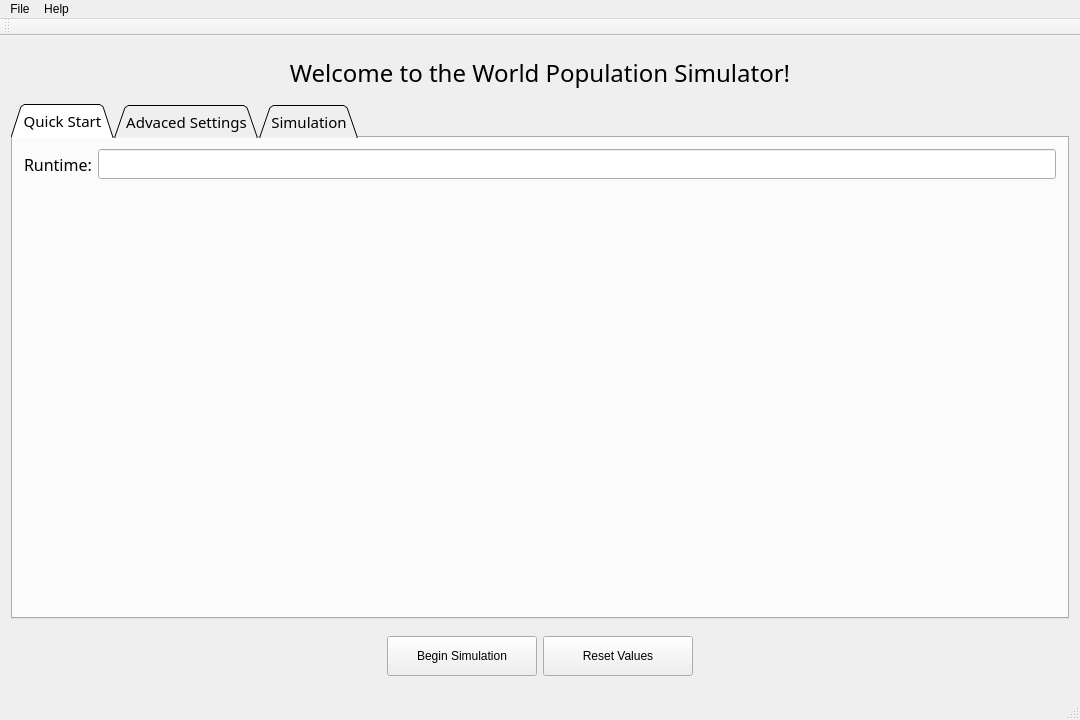
yfedas21/WorldPopulationSimulator, file WorldPopulationSimulator/mainwindow.ui: the form before one commit.
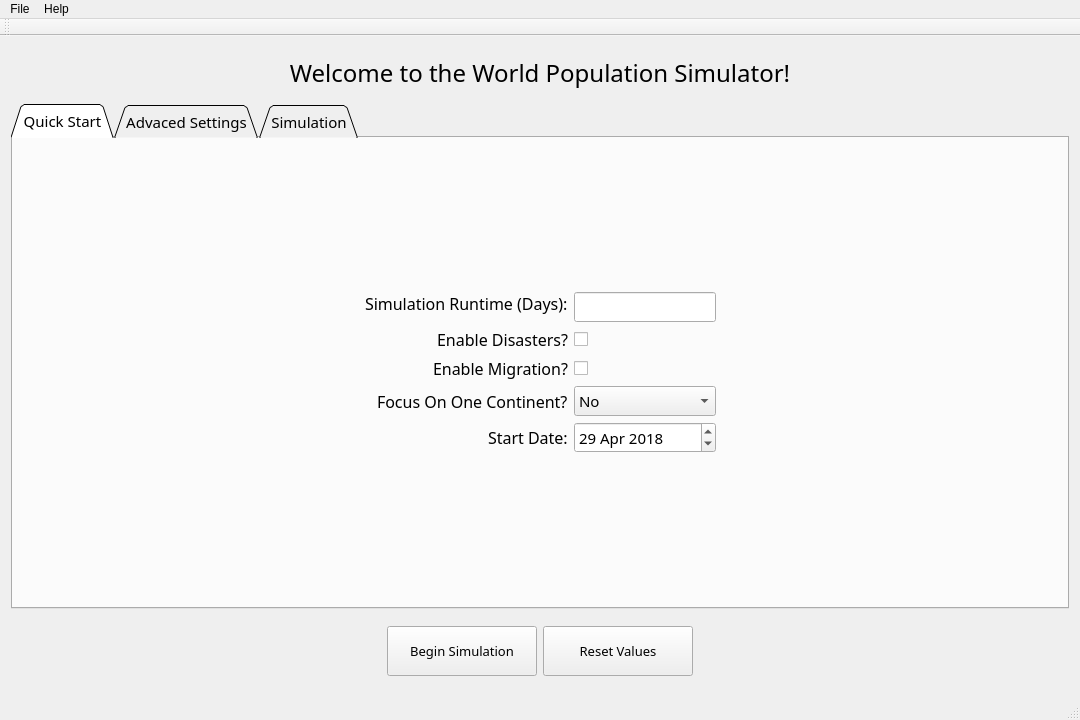
The form after the commit. The open tabs and pages were chosen to show the change.

Commit message:
Updated Input Fields and Layout
No links to specific data yet

```diff
--- a/WorldPopulationSimulator/mainwindow.ui
+++ b/WorldPopulationSimulator/mainwindow.ui
@@ -126,22 +126,275 @@
        </attribute>
        <layout class="QVBoxLayout" name="verticalLayout_2">
         <item>
-         <layout class="QFormLayout" name="formLayout">
-          <item row="0" column="0">
-           <widget class="QLabel" name="label">
-            <property name="font">
-             <font>
-              <family>Simplex_IV50</family>
-              <pointsize>12</pointsize>
-             </font>
-            </property>
-            <property name="text">
-             <string>Runtime:</string>
-            </property>
-           </widget>
-          </item>
-          <item row="0" column="1">
-           <widget class="QLineEdit" name="textbox_runtime"/>
+         <layout class="QVBoxLayout" name="verticalLayout_5">
+          <item>
+           <layout class="QHBoxLayout" name="horizontalLayout_2">
+            <item>
+             <spacer name="horizontalSpacer_2">
+              <property name="orientation">
+               <enum>Qt::Horizontal</enum>
+              </property>
+              <property name="sizeHint" stdset="0">
+               <size>
+                <width>40</width>
+                <height>20</height>
+               </size>
+              </property>
+             </spacer>
+            </item>
+            <item>
+             <layout class="QVBoxLayout" name="verticalLayout_6">
+              <item>
+               <spacer name="verticalSpacer_2">
+                <property name="orientation">
+                 <enum>Qt::Vertical</enum>
+                </property>
+                <property name="sizeHint" stdset="0">
+                 <size>
+                  <width>20</width>
+                  <height>40</height>
+                 </size>
+                </property>
+               </spacer>
+              </item>
+              <item>
+               <layout class="QFormLayout" name="formLayout">
+                <property name="labelAlignment">
+                 <set>Qt::AlignBottom|Qt::AlignRight|Qt::AlignTrailing</set>
+                </property>
+                <property name="formAlignment">
+                 <set>Qt::AlignLeading|Qt::AlignLeft|Qt::AlignTop</set>
+                </property>
+                <item row="0" column="0">
+                 <widget class="QLabel" name="label">
+                  <property name="sizePolicy">
+                   <sizepolicy hsizetype="Fixed" vsizetype="Fixed">
+                    <horstretch>1</horstretch>
+                    <verstretch>0</verstretch>
+                   </sizepolicy>
+                  </property>
+                  <property name="font">
+                   <font>
+                    <family>Simplex_IV50</family>
+                    <pointsize>12</pointsize>
+                   </font>
+                  </property>
+                  <property name="text">
+                   <string>Simulation Runtime (Days):</string>
+                  </property>
+                  <property name="alignment">
+                   <set>Qt::AlignLeading|Qt::AlignLeft|Qt::AlignVCenter</set>
+                  </property>
+                 </widget>
+                </item>
+                <item row="0" column="1">
+                 <widget class="QLineEdit" name="textbox_runtime">
+                  <property name="sizePolicy">
+                   <sizepolicy hsizetype="Fixed" vsizetype="Fixed">
+                    <horstretch>1</horstretch>
+                    <verstretch>0</verstretch>
+                   </sizepolicy>
+                  </property>
+                  <property name="maximumSize">
+                   <size>
+                    <width>16777215</width>
+                    <height>40</height>
+                   </size>
+                  </property>
+                  <property name="inputMask">
+                   <string/>
+                  </property>
+                  <property name="text">
+                   <string/>
+                  </property>
+                  <property name="maxLength">
+                   <number>32770</number>
+                  </property>
+                  <property name="clearButtonEnabled">
+                   <bool>false</bool>
+                  </property>
+                 </widget>
+                </item>
+                <item row="1" column="0">
+                 <widget class="QLabel" name="label_3">
+                  <property name="sizePolicy">
+                   <sizepolicy hsizetype="Preferred" vsizetype="Fixed">
+                    <horstretch>0</horstretch>
+                    <verstretch>0</verstretch>
+                   </sizepolicy>
+                  </property>
+                  <property name="font">
+                   <font>
+                    <family>Simplex_IV50</family>
+                    <pointsize>12</pointsize>
+                   </font>
+                  </property>
+                  <property name="text">
+                   <string>Enable Disasters?</string>
+                  </property>
+                  <property name="alignment">
+                   <set>Qt::AlignRight|Qt::AlignTrailing|Qt::AlignVCenter</set>
+                  </property>
+                 </widget>
+                </item>
+                <item row="1" column="1">
+                 <widget class="QCheckBox" name="checkBox">
+                  <property name="sizePolicy">
+                   <sizepolicy hsizetype="Minimum" vsizetype="Expanding">
+                    <horstretch>0</horstretch>
+                    <verstretch>0</verstretch>
+                   </sizepolicy>
+                  </property>
+                  <property name="text">
+                   <string/>
+                  </property>
+                  <property name="iconSize">
+                   <size>
+                    <width>12</width>
+                    <height>12</height>
+                   </size>
+                  </property>
+                 </widget>
+                </item>
+                <item row="3" column="0">
+                 <widget class="QLabel" name="label_4">
+                  <property name="font">
+                   <font>
+                    <family>Simplex_IV50</family>
+                    <pointsize>12</pointsize>
+                   </font>
+                  </property>
+                  <property name="text">
+                   <string>Focus On One Continent?</string>
+                  </property>
+                 </widget>
+                </item>
+                <item row="3" column="1">
+                 <widget class="QComboBox" name="comboBox">
+                  <property name="currentText">
+                   <string>No</string>
+                  </property>
+                  <item>
+                   <property name="text">
+                    <string>No</string>
+                   </property>
+                  </item>
+                  <item>
+                   <property name="text">
+                    <string>Africa</string>
+                   </property>
+                  </item>
+                  <item>
+                   <property name="text">
+                    <string>Asia</string>
+                   </property>
+                  </item>
+                  <item>
+                   <property name="text">
+                    <string>Australia</string>
+                   </property>
+                  </item>
+                  <item>
+                   <property name="text">
+                    <string>Europe</string>
+                   </property>
+                  </item>
+                  <item>
+                   <property name="text">
+                    <string>North America</string>
+                   </property>
+                  </item>
+                  <item>
+                   <property name="text">
+                    <string>South America</string>
+                   </property>
+                  </item>
+                 </widget>
+                </item>
+                <item row="2" column="0">
+                 <widget class="QLabel" name="label_5">
+                  <property name="font">
+                   <font>
+                    <family>Simplex_IV50</family>
+                    <pointsize>12</pointsize>
+                   </font>
+                  </property>
+                  <property name="text">
+                   <string>Enable Migration?</string>
+                  </property>
+                 </widget>
+                </item>
+                <item row="2" column="1">
+                 <widget class="QCheckBox" name="checkBox_2">
+                  <property name="sizePolicy">
+                   <sizepolicy hsizetype="Minimum" vsizetype="Expanding">
+                    <horstretch>0</horstretch>
+                    <verstretch>0</verstretch>
+                   </sizepolicy>
+                  </property>
+                  <property name="text">
+                   <string/>
+                  </property>
+                 </widget>
+                </item>
+                <item row="4" column="0">
+                 <widget class="QLabel" name="label_6">
+                  <property name="font">
+                   <font>
+                    <family>Simplex_IV50</family>
+                    <pointsize>12</pointsize>
+                   </font>
+                  </property>
+                  <property name="text">
+                   <string>Start Date:</string>
+                  </property>
+                 </widget>
+                </item>
+                <item row="4" column="1">
+                 <widget class="QDateEdit" name="dateEdit">
+                  <property name="dateTime">
+                   <datetime>
+                    <hour>0</hour>
+                    <minute>0</minute>
+                    <second>0</second>
+                    <year>2018</year>
+                    <month>4</month>
+                    <day>29</day>
+                   </datetime>
+                  </property>
+                 </widget>
+                </item>
+               </layout>
+              </item>
+              <item>
+               <spacer name="verticalSpacer">
+                <property name="orientation">
+                 <enum>Qt::Vertical</enum>
+                </property>
+                <property name="sizeHint" stdset="0">
+                 <size>
+                  <width>20</width>
+                  <height>40</height>
+                 </size>
+                </property>
+               </spacer>
+              </item>
+             </layout>
+            </item>
+            <item>
+             <spacer name="horizontalSpacer_4">
+              <property name="orientation">
+               <enum>Qt::Horizontal</enum>
+              </property>
+              <property name="sizeHint" stdset="0">
+               <size>
+                <width>40</width>
+                <height>20</height>
+               </size>
+              </property>
+             </spacer>
+            </item>
+           </layout>
           </item>
          </layout>
         </item>
@@ -209,9 +462,15 @@
          <property name="minimumSize">
           <size>
            <width>150</width>
-           <height>40</height>
+           <height>50</height>
           </size>
          </property>
+         <property name="font">
+          <font>
+           <family>Simplex_IV50</family>
+           <pointsize>10</pointsize>
+          </font>
+         </property>
          <property name="text">
           <string>Begin Simulation</string>
          </property>
@@ -228,7 +487,7 @@
          <property name="minimumSize">
           <size>
            <width>150</width>
-           <height>40</height>
+           <height>50</height>
           </size>
          </property>
          <property name="baseSize">
@@ -237,6 +496,12 @@
            <height>40</height>
           </size>
          </property>
+         <property name="font">
+          <font>
+           <family>Simplex_IV50</family>
+           <pointsize>10</pointsize>
+          </font>
+         </property>
          <property name="text">
           <string>Reset Values</string>
          </property>
```
Left out of the diff: 4 changed lines with no effect on the pictures. The commit also changes 4 other files.
